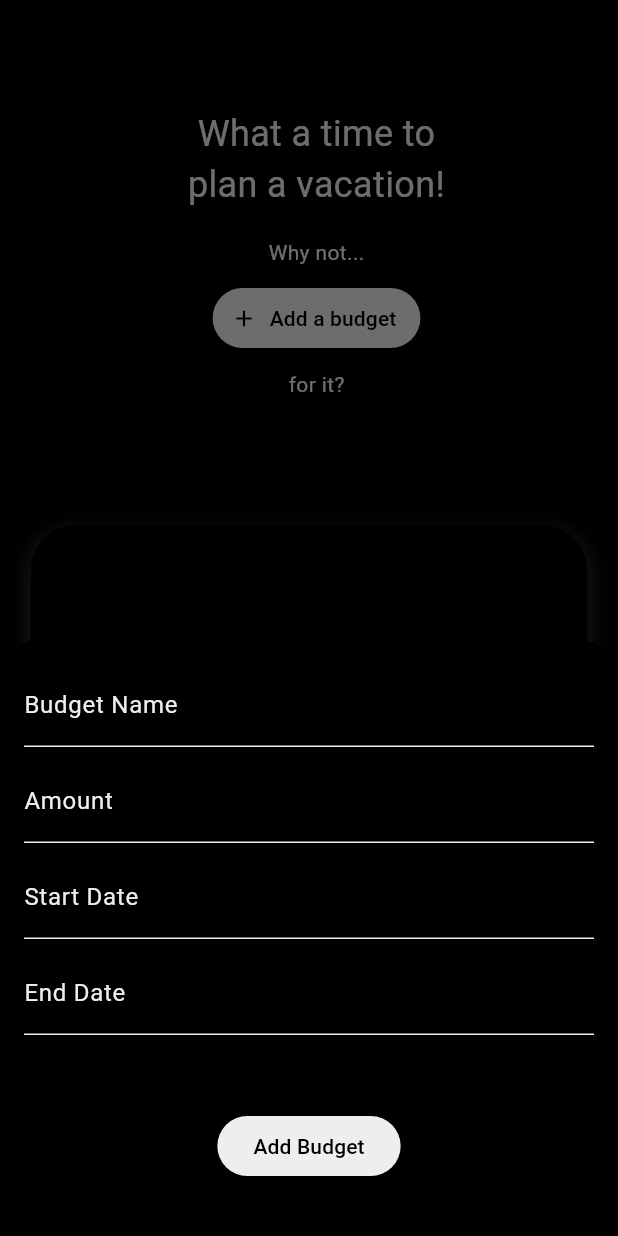
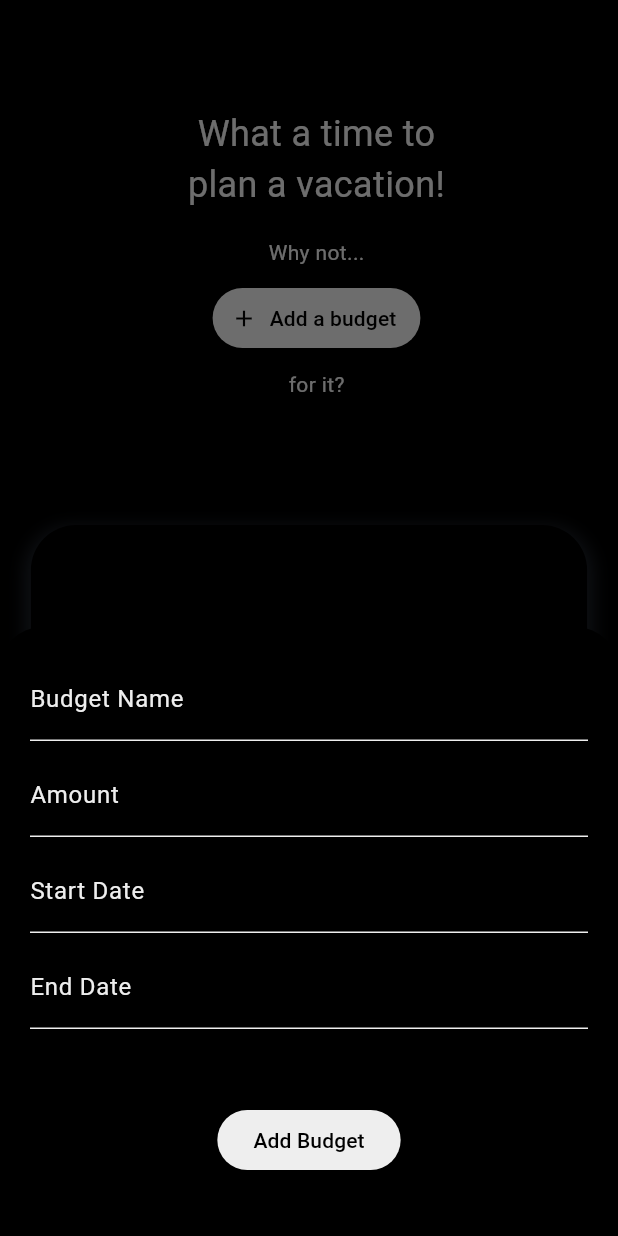
Before and after one commit to dxnn20/Financify, a Flutter app: the BudgetsPage screen opened by its route, after a tap on "Add a budget", on a phone screen of 412 x 824 dp. Run offline on Flutter 3.47's test engine with Material 3 defaults, Android fonts, the phone set to English and light mode, and no system bars; our stand-ins replace cloud_firestore, firebase_analytics, firebase_auth, firebase_core, lottie, shared_preferences; accounts and stored records are empty.

```diff
--- a/lib/page-components/AddBudgetModal.dart
+++ b/lib/page-components/AddBudgetModal.dart
@@ -2,7 +2,6 @@ import 'package:firebase_analytics/firebase_analytics.dart';
 import 'package:cloud_firestore/cloud_firestore.dart';
 import 'package:financify/security/firebase-budget-service/firebase-budget.dart';
 import 'package:firebase_auth/firebase_auth.dart';
-import 'package:firebase_core/firebase_core.dart';
 import 'package:flutter/material.dart';
 import 'package:uuid/uuid.dart';
 
@@ -68,8 +67,9 @@ class AddBudgetModal extends StatelessWidget {
       }
     }
 
-    return Container(
-      padding: const EdgeInsets.all(16.0),
+    return SingleChildScrollView(
+      child: Container(
+      padding: const EdgeInsets.all(20.0),
       child: Column(
         mainAxisSize: MainAxisSize.min,
         children: [
@@ -174,6 +174,7 @@ class AddBudgetModal extends StatelessWidget {
           const SizedBox(height: 20.0)
         ],
       ),
+    ),
     );
   }
 }
```
